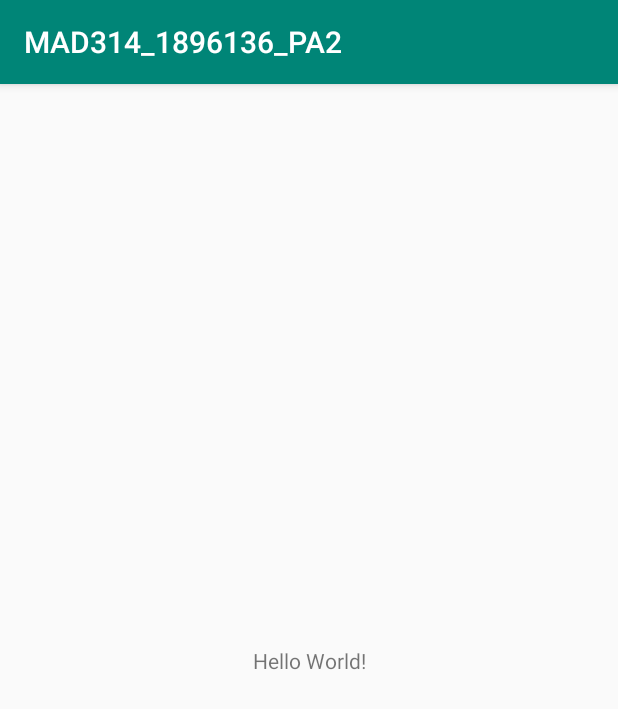
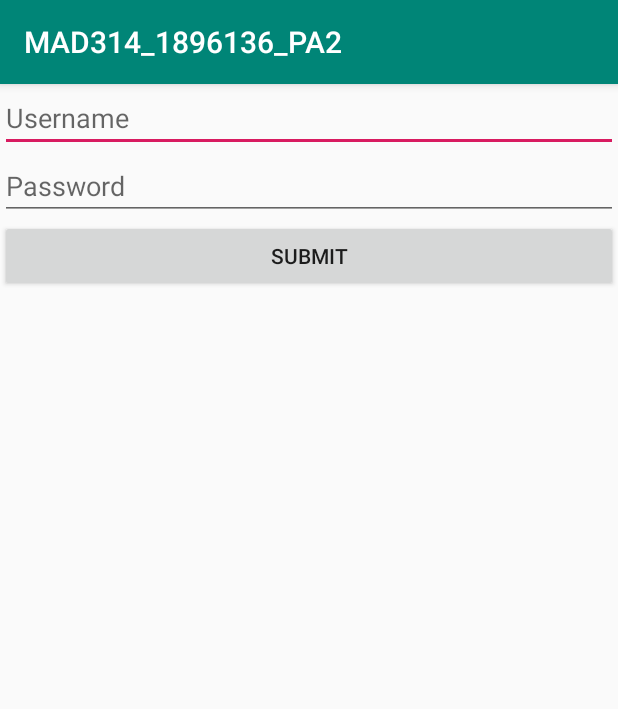
Before and after one commit to yp7even/MAD314_1896136_PA2, an Android app: the screen it shows after launch (MainActivity), on a phone screen of 412 x 824 dp. Shown: the top 709 px of the screen. Run offline under Robolectric (Android 15) with nearby library versions, the phone set to English and light mode, and no system bars.

Commit message:
Assignment done

```diff
--- a/app/build.gradle
+++ b/app/build.gradle
@@ -26,4 +26,5 @@ dependencies {
     testImplementation 'junit:junit:4.12'
     androidTestImplementation 'androidx.test.ext:junit:1.1.0'
     androidTestImplementation 'androidx.test.espresso:espresso-core:3.1.1'
+    implementation 'androidx.recyclerview:recyclerview:1.0.0'
 }
--- a/app/src/main/AndroidManifest.xml
+++ b/app/src/main/AndroidManifest.xml
@@ -9,6 +9,7 @@
         android:roundIcon="@mipmap/ic_launcher_round"
         android:supportsRtl="true"
         android:theme="@style/AppTheme">
+        <activity android:name=".DisplayActivity"></activity>
         <activity android:name=".MainActivity">
             <intent-filter>
                 <action android:name="android.intent.action.MAIN" />
--- a/app/src/main/java/com/example/mad314_1896136_pa2/MainActivity.java
+++ b/app/src/main/java/com/example/mad314_1896136_pa2/MainActivity.java
@@ -1,14 +1,49 @@
 package com.example.mad314_1896136_pa2;
 
 import androidx.appcompat.app.AppCompatActivity;
+import androidx.recyclerview.widget.LinearLayoutManager;
+import androidx.recyclerview.widget.RecyclerView;
 
+import android.content.Intent;
 import android.os.Bundle;
+import android.view.View;
+import android.widget.Button;
+import android.widget.EditText;
+import android.widget.TextView;
+import android.widget.Toast;
 
 public class MainActivity extends AppCompatActivity {
-
+    EditText edusername,edpassword;
+    Button btnsubmit;
+    TextView tvmessage;
     @Override
     protected void onCreate(Bundle savedInstanceState) {
         super.onCreate(savedInstanceState);
         setContentView(R.layout.activity_main);
+
+
+        edusername=(EditText)findViewById(R.id.edusername);
+        edpassword=(EditText)findViewById(R.id.edpassword);
+        btnsubmit=(Button) findViewById(R.id.btnsubmit);
+        tvmessage=(TextView)findViewById(R.id.tvdisplay);
+
+        btnsubmit.setOnClickListener(new View.OnClickListener() {
+            @Override
+            public void onClick(View v) {
+                String username=edusername.getText().toString();
+                String password=edpassword.getText().toString();
+                if (username.equals("Admin") && password.equals("Admin123")){
+                    Intent i = new Intent(getApplicationContext(),DisplayActivity.class);
+                    i.putExtra("name",username);
+                    i.putExtra("password",password);
+                    startActivity(i);
+                }
+                else{
+                    tvmessage.setText("Invalid username or password");
+                    Toast.makeText(getApplicationContext(),"Invalid USername or password",Toast.LENGTH_SHORT).show();
+                }
+            }
+        });
     }
+
 }
--- a/app/src/main/res/layout/activity_main.xml
+++ b/app/src/main/res/layout/activity_main.xml
@@ -1,18 +1,34 @@
 <?xml version="1.0" encoding="utf-8"?>
-<androidx.constraintlayout.widget.ConstraintLayout xmlns:android="http://schemas.android.com/apk/res/android"
+<LinearLayout xmlns:android="http://schemas.android.com/apk/res/android"
     xmlns:app="http://schemas.android.com/apk/res-auto"
     xmlns:tools="http://schemas.android.com/tools"
     android:layout_width="match_parent"
     android:layout_height="match_parent"
-    tools:context=".MainActivity">
+    tools:context=".MainActivity"
+    android:orientation="vertical">
 
+    <EditText
+        android:layout_width="match_parent"
+        android:layout_height="wrap_content"
+        android:id="@+id/edusername"
+        android:hint="Username">
+    </EditText>
+
+    <EditText
+        android:layout_width="match_parent"
+        android:layout_height="wrap_content"
+        android:id="@+id/edpassword"
+        android:inputType="textPassword"
+        android:hint="Password">
+    </EditText>
+  <Button
+      android:layout_width="match_parent"
+      android:layout_height="wrap_content"
+      android:id="@+id/btnsubmit"
+      android:text="Submit">
+  </Button>
     <TextView
-        android:layout_width="wrap_content"
+        android:layout_width="match_parent"
         android:layout_height="wrap_content"
-        android:text="Hello World!"
-        app:layout_constraintBottom_toBottomOf="parent"
-        app:layout_constraintLeft_toLeftOf="parent"
-        app:layout_constraintRight_toRightOf="parent"
-        app:layout_constraintTop_toTopOf="parent" />
-
-</androidx.constraintlayout.widget.ConstraintLayout>
+        android:id="@+id/tvdisplay"/>
+</LinearLayout>
```
Also changed, not shown: app/src/main/java/com/example/mad314_1896136_pa2/DisplayActivity.java (added, +36 -0 lines), app/src/main/java/com/example/mad314_1896136_pa2/Student.java (added, +7 -0 lines), app/src/main/java/com/example/mad314_1896136_pa2/StudentAdapter.java (added, +46 -0 lines), app/src/main/java/com/example/mad314_1896136_pa2/StudentRepository.java (added, +85 -0 lines), app/src/main/java/com/example/mad314_1896136_pa2/StudentViewHolder.java (added, +17 -0 lines), app/src/main/res/layout/activity_display.xml (added, +56 -0 lines), app/src/main/res/layout/show.xml (added, +15 -0 lines).
